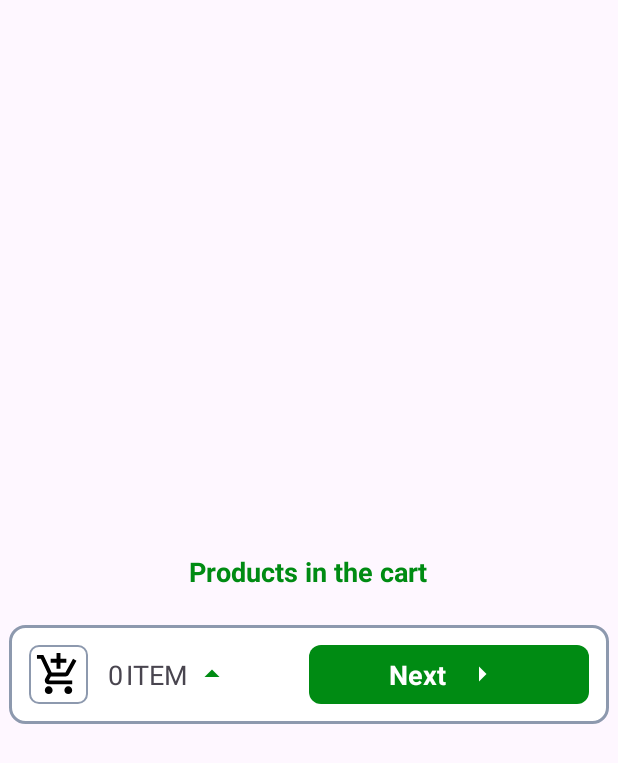
After one commit to Angad-Gupta-2005/Blinkit-Clone, an Android app: the layout bs_cart_products.xml on its own in the app's theme, with its tools: preview values and no code run, on a phone screen of 412 x 824 dp. The commit adds this screen. Shown: the top 763 px of the screen. Run offline under Robolectric (Android 15) with nearby library versions, the phone set to English and light mode, and no system bars.

Commit message:
Add to cart functionality is done

```diff
--- a/app/build.gradle.kts
+++ b/app/build.gradle.kts
@@ -87,4 +87,7 @@ dependencies {
     kapt("androidx.room:room-compiler:2.6.1")
     annotationProcessor("androidx.room:room-compiler:2.6.1")
     implementation("androidx.room:room-ktx:2.6.1")
+
+//    Glide dependency
+    implementation("com.github.bumptech.glide:glide:4.16.0")
 }
--- a/app/src/main/java/com/angad/binkitclone/fragments/CategoryFragment.kt
+++ b/app/src/main/java/com/angad/binkitclone/fragments/CategoryFragment.kt
@@ -214,7 +214,7 @@ class CategoryFragment : Fragment() {
             productId = product.productRandomId!!,
             productTitle = product.productTitle,
             productQuantity = product.productQuantity.toString() + product.productUnit.toString(),
-            productPrice = "₹$product.productPrice",
+            productPrice = "₹" + "${product.productPrice}",
             productCount = product.itemCount,
             productStock = product.productStock,
             productImage = product.productImageUris?.get(0)!!,
--- /dev/null
+++ b/app/src/main/res/drawable/bg_cart.xml
@@ -0,0 +1,6 @@
+<?xml version="1.0" encoding="utf-8"?>
+<shape xmlns:android="http://schemas.android.com/apk/res/android">
+    <solid android:color="@color/white"/>
+    <corners android:radius="10dp"/>
+    <stroke android:color="@color/grayish_blue" android:width="2dp"/>
+</shape>
--- a/app/src/main/res/drawable/bg_see_all.xml
+++ b/app/src/main/res/drawable/bg_see_all.xml
@@ -1,6 +1,6 @@
 <?xml version="1.0" encoding="utf-8"?>
 <shape xmlns:android="http://schemas.android.com/apk/res/android">
     <stroke android:color="@color/grayish_blue"
-        android:width="2dp"/>
-    <corners android:radius="3dp"/>
+        android:width="1.3dp"/>
+    <corners android:radius="6dp"/>
 </shape>
--- /dev/null
+++ b/app/src/main/res/layout/bs_cart_products.xml
@@ -0,0 +1,128 @@
+<?xml version="1.0" encoding="utf-8"?>
+<androidx.constraintlayout.widget.ConstraintLayout xmlns:android="http://schemas.android.com/apk/res/android"
+    xmlns:app="http://schemas.android.com/apk/res-auto"
+    android:id="@+id/clCartProducts"
+    android:layout_width="match_parent"
+    android:layout_height="match_parent">
+
+    <LinearLayout
+        android:layout_width="match_parent"
+        android:layout_height="wrap_content"
+        android:layout_marginTop="13dp"
+        android:orientation="vertical"
+        android:padding="6dp"
+        app:layout_constraintTop_toTopOf="parent"
+        app:layout_constraintStart_toStartOf="parent"
+        app:layout_constraintEnd_toEndOf="parent"
+        app:layout_constraintBottom_toBottomOf="parent">
+
+        <TextView
+            android:layout_width="wrap_content"
+            android:layout_height="wrap_content"
+            android:layout_gravity="center"
+            android:layout_margin="13dp"
+            android:layout_marginStart="2.6dp"
+            android:text="Products in the cart"
+            android:textColor="@color/green"
+            android:textStyle="bold"
+            android:textSize="18sp"/>
+
+        <androidx.recyclerview.widget.RecyclerView
+            android:id="@+id/rvProductsItems"
+            android:layout_width="match_parent"
+            android:layout_height="wrap_content"
+            android:layout_marginBottom="10dp"
+            app:layoutManager="androidx.recyclerview.widget.LinearLayoutManager"/>
+
+        <LinearLayout
+            android:id="@+id/llCart"
+            android:layout_width="match_parent"
+            android:layout_height="wrap_content"
+            android:background="@drawable/bg_cart"
+            android:layout_gravity="bottom|center"
+            android:padding="13dp"
+            android:weightSum="1"
+            app:layout_constraintStart_toStartOf="parent"
+            app:layout_constraintEnd_toEndOf="parent"
+            app:layout_constraintBottom_toBottomOf="parent">
+
+            <LinearLayout
+                android:id="@+id/llItemCart"
+                android:layout_width="match_parent"
+                android:layout_height="wrap_content"
+                android:layout_weight="0.5"
+                android:orientation="horizontal">
+
+                <ImageView
+                    android:id="@+id/ivProductImage"
+                    android:layout_width="39dp"
+                    android:layout_height="39dp"
+                    android:background="@drawable/bg_see_all"
+                    android:contentDescription="@string/add_to_cart"
+                    android:padding="4dp"
+                    android:src="@drawable/ic_cart"/>
+
+                <TextView
+                    android:id="@+id/tvNumberOfProductCount"
+                    android:layout_width="wrap_content"
+                    android:layout_height="wrap_content"
+                    android:layout_gravity="center"
+                    android:layout_marginStart="13dp"
+                    android:text="0"
+                    android:textSize="18sp" />
+
+                <TextView
+                    android:layout_width="wrap_content"
+                    android:layout_height="wrap_content"
+                    android:layout_gravity="center"
+                    android:layout_marginStart="2dp"
+                    android:text="ITEM"
+                    android:textSize="18sp"/>
+
+                <ImageButton
+                    android:id="@+id/ivShowingProductsCart"
+                    android:layout_width="20dp"
+                    android:layout_height="20dp"
+                    android:layout_gravity="center"
+                    android:layout_margin="6dp"
+                    android:background="@android:color/transparent"
+                    android:contentDescription="Up button"
+                    android:src="@drawable/ic_arrow_up" />
+
+            </LinearLayout>
+
+            <LinearLayout
+                android:id="@+id/btnNext"
+                android:layout_width="match_parent"
+                android:layout_height="match_parent"
+                android:layout_weight="0.5"
+                android:background="@drawable/bg_product_view"
+                android:gravity="center"
+                android:orientation="horizontal">
+
+                <TextView
+                    android:id="@+id/tvAdd"
+                    android:layout_width="wrap_content"
+                    android:layout_height="wrap_content"
+                    android:gravity="center"
+                    android:text="Next"
+                    android:textColor="#FFFFFF"
+                    android:textSize="18sp"
+                    android:textStyle="bold"/>
+
+                <ImageButton
+                    android:layout_width="wrap_content"
+                    android:layout_height="wrap_content"
+                    android:layout_gravity="center"
+                    android:layout_marginStart="6dp"
+                    android:padding="6dp"
+                    android:background="@android:color/transparent"
+                    android:contentDescription="Right Button"
+                    android:src="@drawable/ic_arrow_right"/>
+
+            </LinearLayout>
+
+        </LinearLayout>
+
+    </LinearLayout>
+</androidx.constraintlayout.widget.ConstraintLayout>
```
Also changed, not shown: app/src/main/java/com/angad/binkitclone/activity/UsersMainActivity.kt (+48 -0 lines), app/src/main/java/com/angad/binkitclone/adapters/AdapterCartProducts.kt (added, +48 -0 lines), app/src/main/res/layout/activity_users_main.xml (+5 -5 lines), app/src/main/res/layout/item_view_cart_product.xml (added, +130 -0 lines), app/src/main/res/values/strings.xml (+8 -0 lines).
